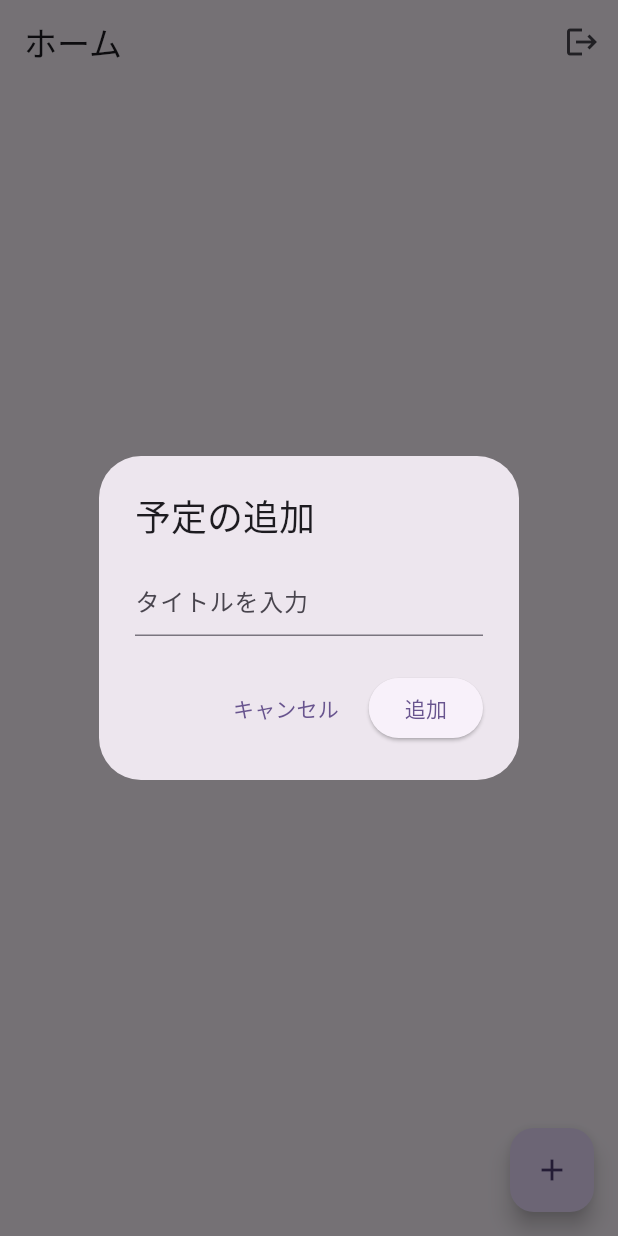
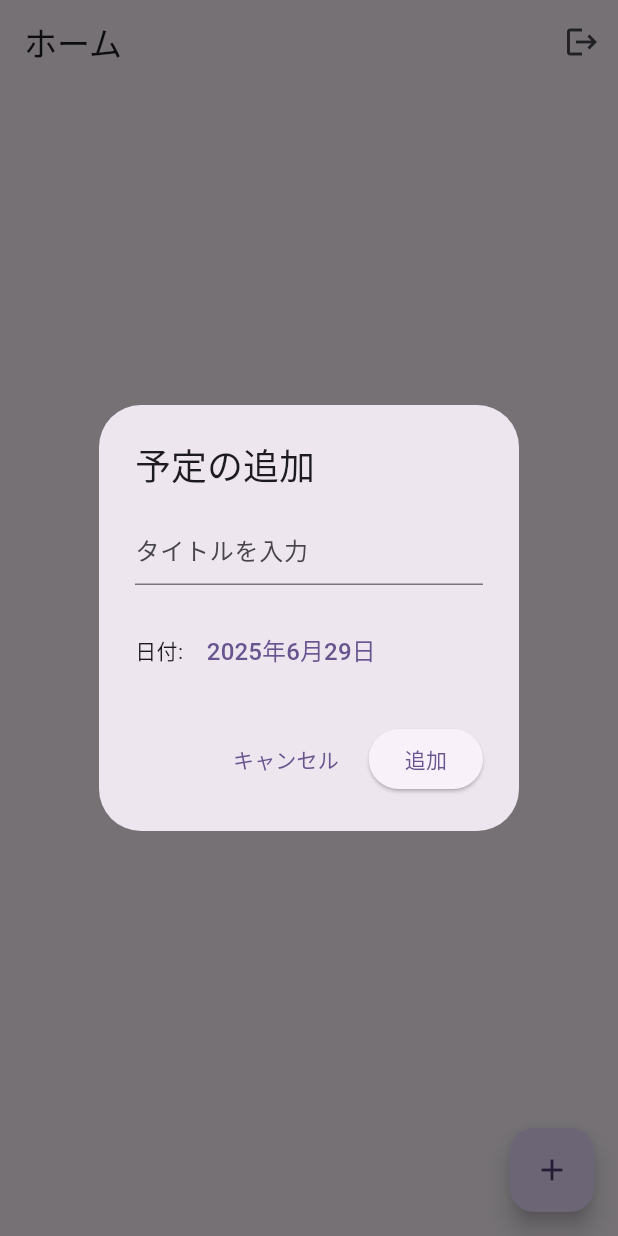
Before and after one commit to otonasi-muonn/schedule-share-app, a Flutter app: the screen it shows once a user with an empty profile is signed in, after a tap on the "add" icon, on a phone screen of 412 x 824 dp. Run offline on Flutter 3.47's test engine with Material 3 defaults, Android fonts, the phone set to English and light mode, and no system bars; our stand-ins replace cloud_firestore, firebase_auth, firebase_core; accounts and stored records are empty.

Commit message:
feat: 予定追加時に日付を選択する機能を追加

```diff
--- a/lib/presentation/home/home_screen.dart
+++ b/lib/presentation/home/home_screen.dart
@@ -1,6 +1,7 @@
 import 'package:cloud_firestore/cloud_firestore.dart';
 import 'package:firebase_auth/firebase_auth.dart';
 import 'package:flutter/material.dart';
+import 'package:intl/intl.dart';
 
 class HomeScreen extends StatefulWidget {
   const HomeScreen({super.key});
@@ -12,17 +13,20 @@ class HomeScreen extends StatefulWidget {
 class _HomeScreenState extends State<HomeScreen> {
   final _titleController = TextEditingController();
 
-  Future<void> _addSchedule(String title) async {
+  Future<void> _addSchedule(String title, DateTime selectedDate) async {
     final user = FirebaseAuth.instance.currentUser;
     if (user == null) {
       return;
     }
+
     try {
       await FirebaseFirestore.instance.collection('schedules').add({
         'title': title,
         'userId': user.uid,
+        'date': Timestamp.fromDate(selectedDate),
         'createdAt': FieldValue.serverTimestamp(),
       });
+
       if (mounted) {
         ScaffoldMessenger.of(context).showSnackBar(
           const SnackBar(content: Text('予定を追加しました。')),
@@ -39,14 +43,48 @@ class _HomeScreenState extends State<HomeScreen> {
 
   Future<void> _showAddScheduleDialog() async {
     _titleController.clear();
+    DateTime? selectedDate = DateTime.now();
+
     return showDialog(
       context: context,
       builder: (context) {
+        return StatefulBuilder(
+          builder: (context, setState) {
             return AlertDialog(
               title: const Text('予定の追加'),
-          content: TextField(
+              content: Column(
+                mainAxisSize: MainAxisSize.min,
+                children: [
+                  TextField(
                     controller: _titleController,
                     decoration: const InputDecoration(hintText: "タイトルを入力"),
+                  ),
+                  const SizedBox(height: 20),
+                  Row(
+                    children: [
+                      const Text('日付: '),
+                      TextButton(
+                        child: Text(
+                          DateFormat('yyyy年M月d日').format(selectedDate!),
+                          style: const TextStyle(fontSize: 16),
+                        ),
+                        onPressed: () async {
+                          final newDate = await showDatePicker(
+                            context: context,
+                            initialDate: selectedDate!,
+                            firstDate: DateTime(2020),
+                            lastDate: DateTime(2030),
+                          );
+                          if (newDate != null) {
+                            setState(() {
+                              selectedDate = newDate;
+                            });
+                          }
+                        },
+                      ),
+                    ],
+                  ),
+                ],
               ),
               actions: [
                 TextButton(
@@ -57,13 +95,15 @@ class _HomeScreenState extends State<HomeScreen> {
                   child: const Text('追加'),
                   onPressed: () {
                     final title = _titleController.text;
-                if (title.isNotEmpty) {
-                  _addSchedule(title);
+                    if (title.isNotEmpty && selectedDate != null) {
+                      _addSchedule(title, selectedDate!);
                     }
                     Navigator.of(context).pop();
                   },
                 ),
               ],
+            );
+          },
         );
       },
     );
@@ -106,7 +146,6 @@ class _HomeScreenState extends State<HomeScreen> {
     );
   }
 
-  // --- ログアウト処理を行うメソッド ---
   Future<void> _logout() async {
     await FirebaseAuth.instance.signOut();
   }
@@ -120,7 +159,6 @@ class _HomeScreenState extends State<HomeScreen> {
   @override
   Widget build(BuildContext context) {
     final user = FirebaseAuth.instance.currentUser;
-
     return Scaffold(
       appBar: AppBar(
         title: const Text('ホーム'),
@@ -156,8 +194,13 @@ class _HomeScreenState extends State<HomeScreen> {
               final doc = docs[index];
               final data = doc.data() as Map<String, dynamic>;
               final title = data['title'] as String? ?? 'タイトルなし';
+              final date = data['date'] as Timestamp?;
+              final dateText = date != null
+                  ? DateFormat('M月d日').format(date.toDate())
+                  : '日付未設定';
 
               return ListTile(
+                leading: Text(dateText),
                 title: Text(title),
                 trailing: IconButton(
                   icon: const Icon(Icons.delete_outline),
--- a/pubspec.yaml
+++ b/pubspec.yaml
@@ -37,6 +37,7 @@ dependencies:
   firebase_core: ^3.14.0
   firebase_auth: ^5.6.0
   cloud_firestore: ^5.6.9
+  intl: ^0.20.2
 
 dev_dependencies:
   flutter_test:
```
Also changed, not shown: pubspec.lock. Lines whose indentation alone changed are shown as unchanged.
